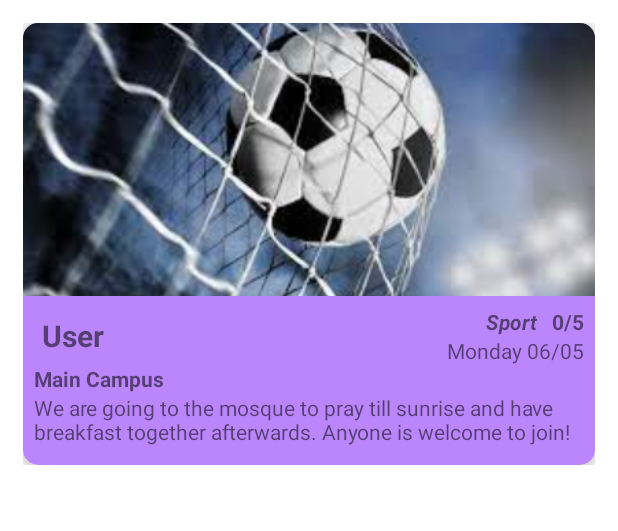
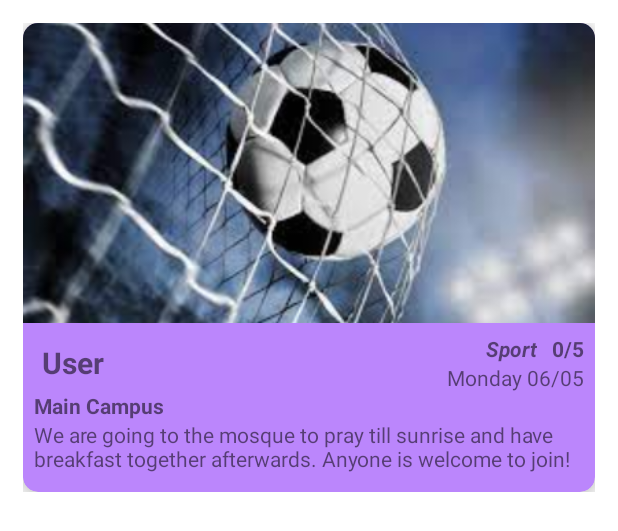
Before and after one commit to alim596/102-Project-Zone, an Android app: the layout zones_list_item.xml on its own in the app's theme, with its tools: preview values and no code run, on a phone screen of 412 x 824 dp. Shown: the top 531 px of the screen. Run offline under Robolectric (Android 15) with nearby library versions, the phone set to English and light mode, and no system bars; Roboto replaces fonts that are not available here.

Commit message:
Zone layout design fixes

```diff
--- /dev/null
+++ b/app/src/main/res/drawable/baseline_location_on_24.xml
@@ -0,0 +1,5 @@
+<vector android:height="24dp" android:tint="#000000"
+    android:viewportHeight="24" android:viewportWidth="24"
+    android:width="24dp" xmlns:android="http://schemas.android.com/apk/res/android">
+    <path android:fillColor="@android:color/white" android:pathData="M12,2C8.13,2 5,5.13 5,9c0,5.25 7,13 7,13s7,-7.75 7,-13c0,-3.87 -3.13,-7 -7,-7zM12,11.5c-1.38,0 -2.5,-1.12 -2.5,-2.5s1.12,-2.5 2.5,-2.5 2.5,1.12 2.5,2.5 -1.12,2.5 -2.5,2.5z"/>
+</vector>
--- a/app/src/main/res/layout/fragment_add.xml
+++ b/app/src/main/res/layout/fragment_add.xml
@@ -139,7 +139,8 @@
                 android:src="@drawable/img"
                 android:clickable="true"
                 android:layout_below="@id/imgTxt"
-                android:paddingTop="5dp"/>
+                android:paddingTop="5dp"
+                />
 
             <com.google.android.material.button.MaterialButton
                 android:id="@+id/post_button"
--- a/app/src/main/res/layout/zones_list_item.xml
+++ b/app/src/main/res/layout/zones_list_item.xml
@@ -28,9 +28,10 @@
             <ImageView
                 android:id="@+id/image"
                 android:layout_width="match_parent"
-                android:layout_height="wrap_content"
+                android:layout_height="200dp"
                 android:scaleType="centerCrop"
-                android:src="@drawable/img" />
+                android:src="@drawable/img"
+                />
 
             <RelativeLayout
                 android:layout_width="match_parent"
@@ -47,12 +48,13 @@
                     android:textSize="20dp"
                     android:textStyle="bold" />
 
+
                 <TextView
                     android:id="@+id/location"
                     android:layout_width="wrap_content"
                     android:layout_height="wrap_content"
-                    android:layout_below="@+id/name"
                     android:text="Main Campus"
+                    android:layout_below="@id/name"
                     android:textStyle="bold" />
 
                 <TextView
```
